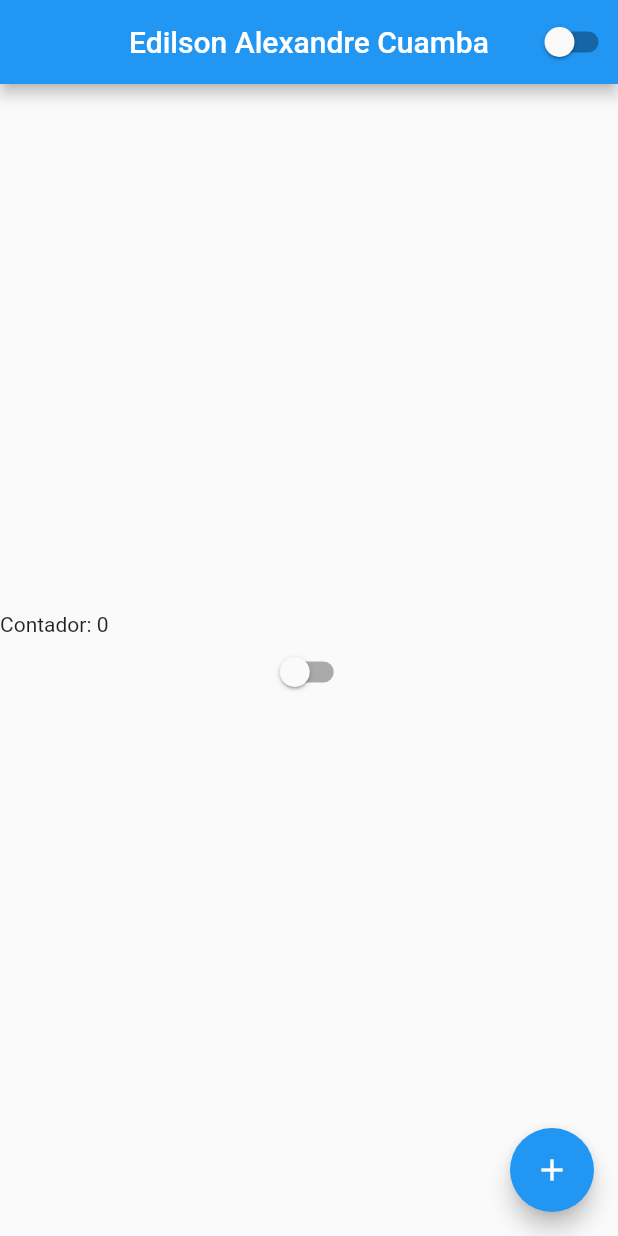
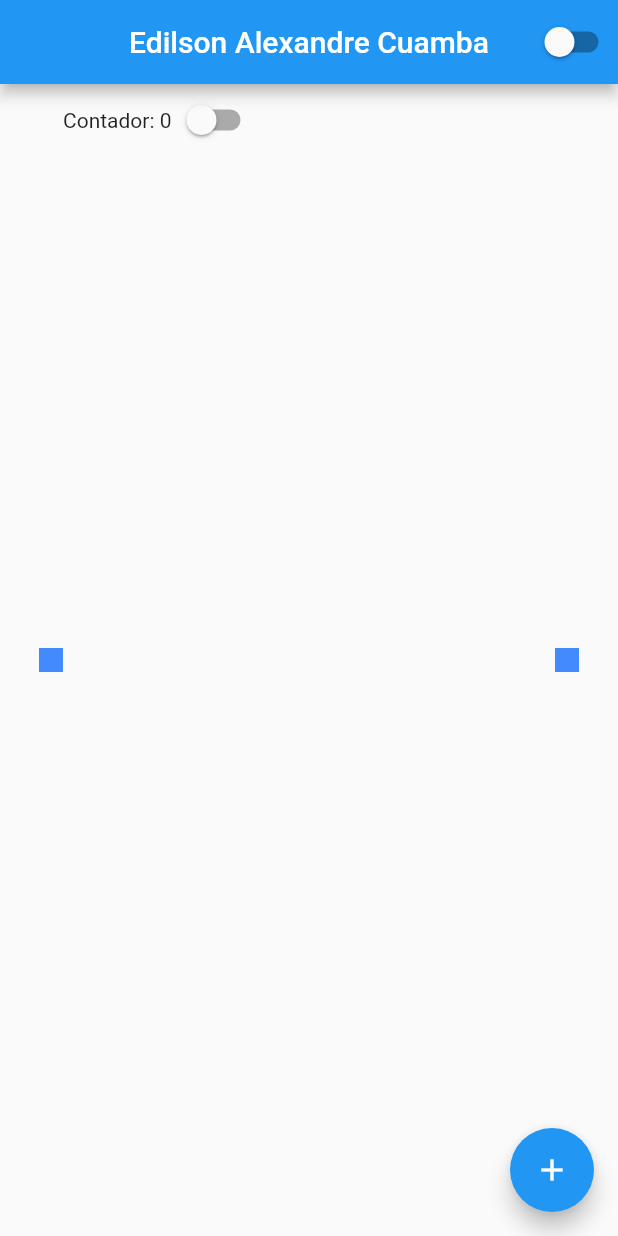
Before and after one commit to EACUAMBA/curso-de-flutter-by-flutterando, a Flutter app: the screen it shows after launch, on a phone screen of 412 x 824 dp. Run offline on Flutter 3.47's test engine with Material 2 defaults, Android fonts, the phone set to English and light mode, and no system bars.

Commit message:
15 - Rows: Usamos as rows para colocar widgets lado a lado, uma organização na linha. Temos uma linha e quando vamos colocando os elemento eles ficamm lado a lado, o mesmo que na coluna

```diff
--- a/lib/home_page.dart
+++ b/lib/home_page.dart
@@ -28,11 +28,20 @@ class HomePageState extends State<HomePage> {
         body: SizedBox(
           width: double.infinity,
           height: double.infinity,
-          child: Column(
-            //Alinhamento vertical
+          child: Row(
             mainAxisAlignment: MainAxisAlignment.center,
-            crossAxisAlignment: CrossAxisAlignment.stretch,
-            children: [Text("Contador: $count"), DarkThemeSwitch(),],
+            children: [
+              Container(width: 16, height: 16, color: Colors.blueAccent),
+              Container(
+                width: 400-72,
+                child: Column(
+                  //Alinhamento vertical
+                  // mainAxisAlignment: MainAxisAlignment.center,
+                  children: [Row(children: [Text("Contador: $count"), DarkThemeSwitch()],)],
+                ),
+              ),
+              Container(width: 16, height: 16, color: Colors.blueAccent),
+            ],
           ),
         ),
         floatingActionButton: FloatingActionButton(
@@ -52,9 +61,10 @@ class DarkThemeSwitch extends StatelessWidget {
   @override
   Widget build(BuildContext context) {
     return Switch(
-      onChanged: (value){
-          AppController.instance.changeTheme();
-      }, value: AppController.instance.isDarkTheme,
+      onChanged: (value) {
+        AppController.instance.changeTheme();
+      },
+      value: AppController.instance.isDarkTheme,
     );
   }
 }
```
